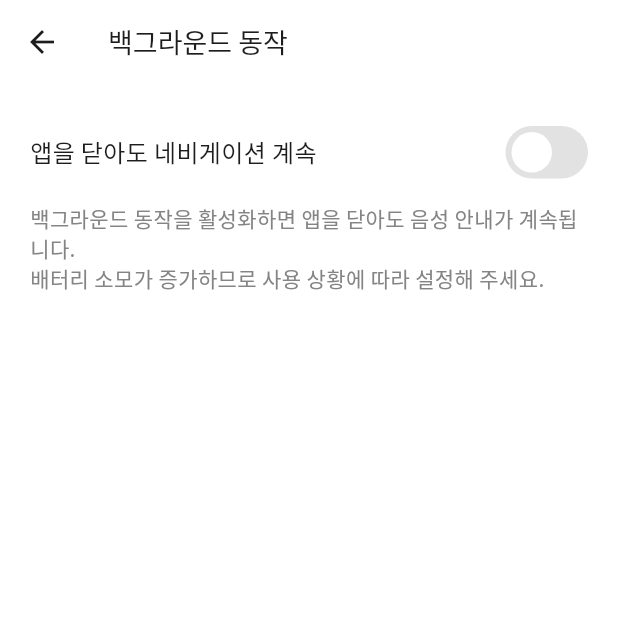
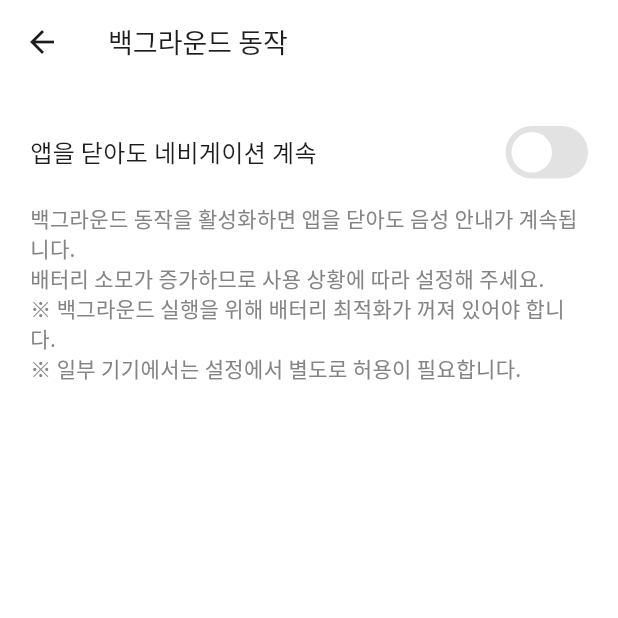
Before and after one commit to FaSBIL/OSSbasic-teamproject, a Flutter app: the BackgroundActivityScreen screen opened by its route, on a phone screen of 412 x 824 dp, the top half of it. Run offline on Flutter 3.47's test engine with Material 3 defaults, Android fonts, the phone set to English and light mode, and no system bars; our stand-ins replace flutter_compass, flutter_map, flutter_tts, geolocator, latlong2, shared_preferences and 1 more; missing offline and left inert: flutter_background_service, flutter_background_service_android, flutter_map_mbtiles; accounts and stored records are empty; project files that could hold a hidden picture were left out.

Commit message:
[fix]백그라운드 설정에 대한 주의서 추가#85

```diff
--- a/shelter/frontend/lib/screens/settings/BackgroundActivityScreen.dart
+++ b/shelter/frontend/lib/screens/settings/BackgroundActivityScreen.dart
@@ -67,7 +67,9 @@ class _BackgroundActivityScreenState extends State<BackgroundActivityScreen> {
 
             const Text(
               '백그라운드 동작을 활성화하면 앱을 닫아도 음성 안내가 계속됩니다.\n'
-              '배터리 소모가 증가하므로 사용 상황에 따라 설정해 주세요.',
+              '배터리 소모가 증가하므로 사용 상황에 따라 설정해 주세요.\n'
+              '※ 백그라운드 실행을 위해 배터리 최적화가 꺼져 있어야 합니다.\n'
+              '※ 일부 기기에서는 설정에서 별도로 허용이 필요합니다.',
               style: AppTextStyles.bodyGray,
             ),
           ],
```
